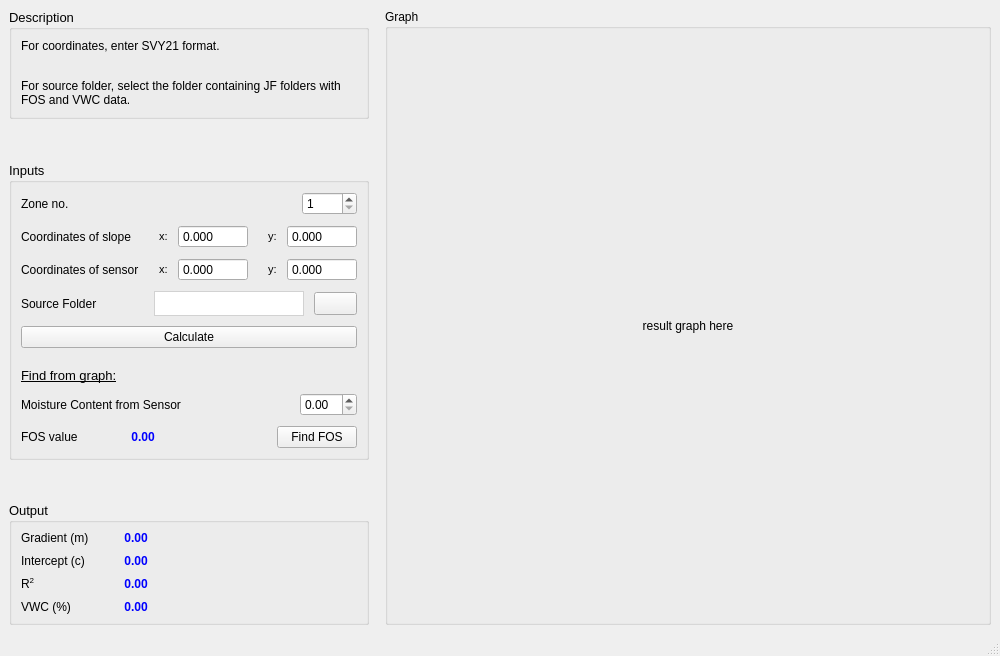
Above: main.ui from pseuds/MoistureSensor before the change. Below: the same form after it.
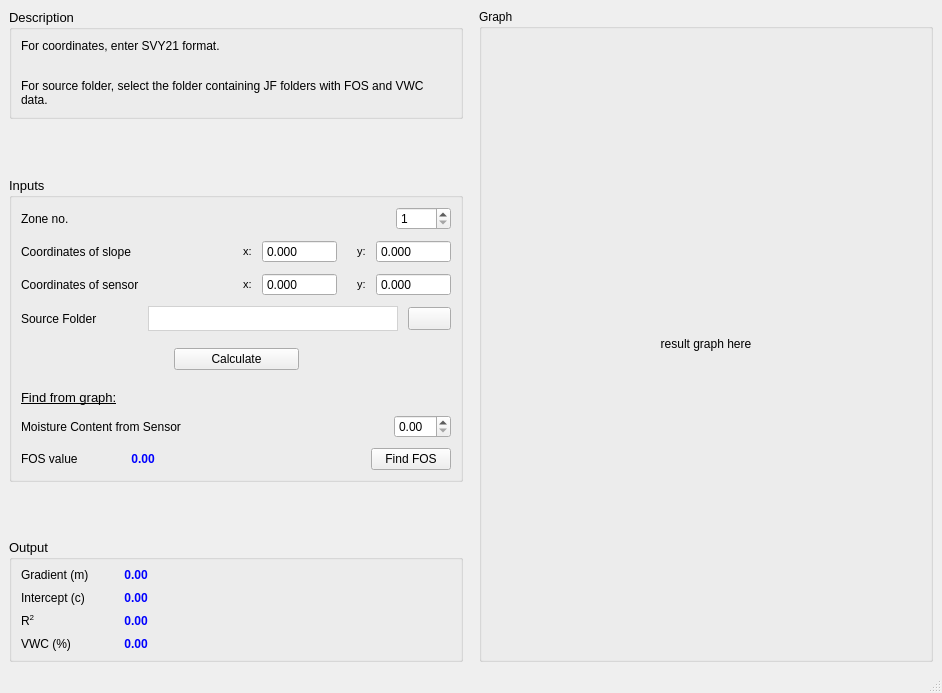
That is the form after the change. Icons and pictures are not drawn.

Patch:
```diff
--- a/main.ui
+++ b/main.ui
@@ -6,8 +6,8 @@
    <rect>
     <x>0</x>
     <y>0</y>
-    <width>1000</width>
-    <height>656</height>
+    <width>942</width>
+    <height>693</height>
    </rect>
   </property>
   <property name="windowTitle">
@@ -27,7 +27,7 @@
         </property>
         <property name="maximumSize">
          <size>
-          <width>360</width>
+          <width>500</width>
           <height>16777215</height>
          </size>
         </property>
@@ -93,13 +93,13 @@
         </property>
         <property name="minimumSize">
          <size>
-          <width>300</width>
+          <width>450</width>
           <height>0</height>
          </size>
         </property>
         <property name="maximumSize">
          <size>
-          <width>360</width>
+          <width>500</width>
           <height>16777215</height>
          </size>
         </property>
@@ -220,7 +220,7 @@
             <widget class="QDoubleSpinBox" name="xslope_dbSpinBox">
              <property name="minimumSize">
               <size>
-               <width>70</width>
+               <width>75</width>
                <height>0</height>
               </size>
              </property>
@@ -278,7 +278,7 @@
             <widget class="QDoubleSpinBox" name="yslope_dbSpinBox">
              <property name="minimumSize">
               <size>
-               <width>70</width>
+               <width>75</width>
                <height>0</height>
               </size>
              </property>
@@ -349,7 +349,7 @@
             <widget class="QDoubleSpinBox" name="xsensor_dbSpinbox">
              <property name="minimumSize">
               <size>
-               <width>70</width>
+               <width>75</width>
                <height>0</height>
               </size>
              </property>
@@ -410,7 +410,7 @@
             <widget class="QDoubleSpinBox" name="ysensor_dbSpinBox">
              <property name="minimumSize">
               <size>
-               <width>70</width>
+               <width>75</width>
                <height>0</height>
               </size>
              </property>
@@ -469,13 +469,13 @@
             <widget class="QLabel" name="sourceFolder_display">
              <property name="minimumSize">
               <size>
-               <width>150</width>
+               <width>250</width>
                <height>25</height>
               </size>
              </property>
              <property name="maximumSize">
               <size>
-               <width>150</width>
+               <width>250</width>
                <height>16777215</height>
               </size>
              </property>
@@ -515,16 +515,68 @@
           </layout>
          </item>
          <item>
-          <widget class="QPushButton" name="calculate_Button">
-           <property name="font">
-            <font>
-             <pointsize>9</pointsize>
-            </font>
+          <spacer name="verticalSpacer_4">
+           <property name="orientation">
+            <enum>Qt::Vertical</enum>
            </property>
-           <property name="text">
-            <string>Calculate</string>
+           <property name="sizeType">
+            <enum>QSizePolicy::Fixed</enum>
            </property>
-          </widget>
+           <property name="sizeHint" stdset="0">
+            <size>
+             <width>20</width>
+             <height>7</height>
+            </size>
+           </property>
+          </spacer>
+         </item>
+         <item>
+          <layout class="QHBoxLayout" name="horizontalLayout_8">
+           <item>
+            <spacer name="horizontalSpacer_19">
+             <property name="orientation">
+              <enum>Qt::Horizontal</enum>
+             </property>
+             <property name="sizeHint" stdset="0">
+              <size>
+               <width>40</width>
+               <height>20</height>
+              </size>
+             </property>
+            </spacer>
+           </item>
+           <item>
+            <widget class="QPushButton" name="calculate_Button">
+             <property name="minimumSize">
+              <size>
+               <width>125</width>
+               <height>0</height>
+              </size>
+             </property>
+             <property name="font">
+              <font>
+               <pointsize>9</pointsize>
+              </font>
+             </property>
+             <property name="text">
+              <string>Calculate</string>
+             </property>
+            </widget>
+           </item>
+           <item>
+            <spacer name="horizontalSpacer_20">
+             <property name="orientation">
+              <enum>Qt::Horizontal</enum>
+             </property>
+             <property name="sizeHint" stdset="0">
+              <size>
+               <width>40</width>
+               <height>20</height>
+              </size>
+             </property>
+            </spacer>
+           </item>
+          </layout>
          </item>
          <item>
           <spacer name="verticalSpacer">
@@ -687,7 +739,7 @@
          <bool>true</bool>
         </property>
         <property name="sizePolicy">
-         <sizepolicy hsizetype="Fixed" vsizetype="Preferred">
+         <sizepolicy hsizetype="Maximum" vsizetype="Preferred">
           <horstretch>0</horstretch>
           <verstretch>0</verstretch>
          </sizepolicy>
@@ -700,7 +752,7 @@
         </property>
         <property name="maximumSize">
          <size>
-          <width>360</width>
+          <width>500</width>
           <height>200</height>
          </size>
         </property>
```
Left out of the diff: 4 changed lines with no effect on the pictures.
